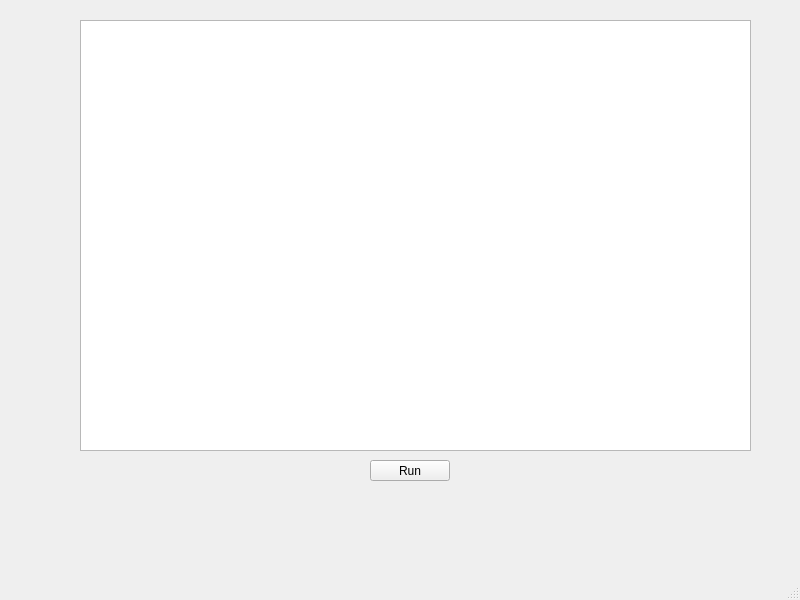
This is Qt/mainwindow.ui in TomHaii/SRCsim as Qt 5 draws it before an edit. The edited form follows.
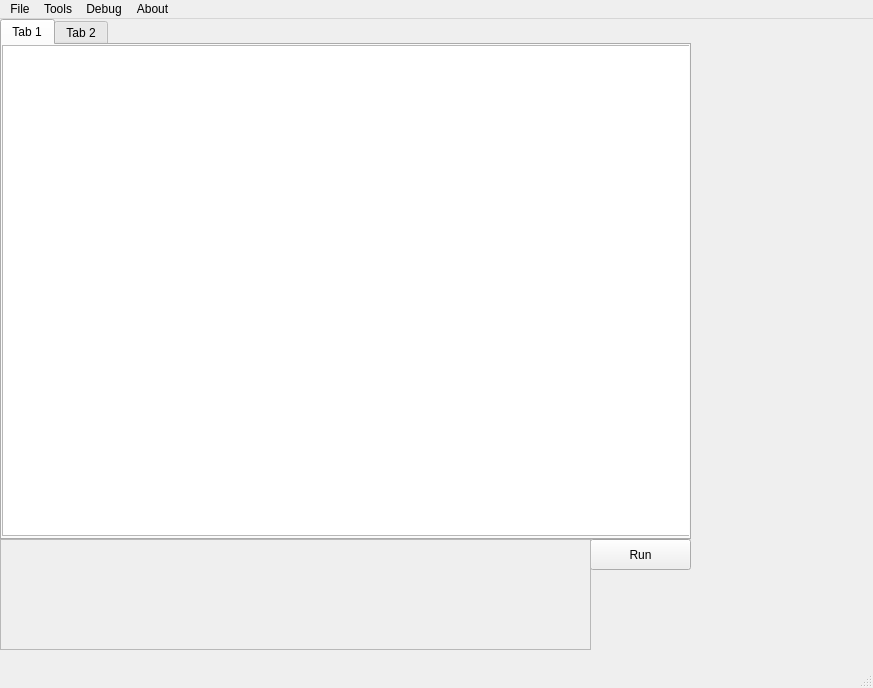
This is the edited form.

The edit to the form file:
```diff
--- a/Qt/mainwindow.ui
+++ b/Qt/mainwindow.ui
@@ -6,8 +6,8 @@
    <rect>
     <x>0</x>
     <y>0</y>
-    <width>800</width>
-    <height>600</height>
+    <width>873</width>
+    <height>688</height>
    </rect>
   </property>
   <property name="windowTitle">
@@ -17,10 +17,10 @@
    <widget class="QPushButton" name="Run">
     <property name="geometry">
      <rect>
-      <x>370</x>
-      <y>460</y>
-      <width>80</width>
-      <height>21</height>
+      <x>590</x>
+      <y>520</y>
+      <width>101</width>
+      <height>31</height>
      </rect>
     </property>
     <property name="text">
@@ -30,14 +30,65 @@
      <bool>false</bool>
     </property>
    </widget>
-   <widget class="QTextEdit" name="textEdit">
+   <widget class="QTabWidget" name="tabWidget">
     <property name="geometry">
      <rect>
-      <x>80</x>
-      <y>20</y>
-      <width>671</width>
-      <height>431</height>
+      <x>0</x>
+      <y>0</y>
+      <width>691</width>
+      <height>521</height>
      </rect>
+    </property>
+    <property name="currentIndex">
+     <number>0</number>
+    </property>
+    <widget class="QWidget" name="tab">
+     <attribute name="title">
+      <string>Tab 1</string>
+     </attribute>
+     <widget class="QTextEdit" name="textEdit">
+      <property name="geometry">
+       <rect>
+        <x>0</x>
+        <y>0</y>
+        <width>691</width>
+        <height>491</height>
+       </rect>
+      </property>
+      <property name="minimumSize">
+       <size>
+        <width>691</width>
+        <height>192</height>
+       </size>
+      </property>
+      <property name="font">
+       <font>
+        <family>Source Code Pro</family>
+        <pointsize>10</pointsize>
+       </font>
+      </property>
+     </widget>
+    </widget>
+    <widget class="QWidget" name="tab_2">
+     <attribute name="title">
+      <string>Tab 2</string>
+     </attribute>
+    </widget>
+   </widget>
+   <widget class="QTextEdit" name="outputBox">
+    <property name="enabled">
+     <bool>false</bool>
+    </property>
+    <property name="geometry">
+     <rect>
+      <x>0</x>
+      <y>520</y>
+      <width>591</width>
+      <height>111</height>
+     </rect>
+    </property>
+    <property name="placeholderText">
+     <string extracomment="Output"/>
     </property>
    </widget>
   </widget>
@@ -46,10 +97,37 @@
     <rect>
      <x>0</x>
      <y>0</y>
-     <width>800</width>
+     <width>873</width>
      <height>20</height>
     </rect>
    </property>
+   <widget class="QMenu" name="menuSRCsim">
+    <property name="title">
+     <string>File</string>
+    </property>
+    <addaction name="actionFile"/>
+    <addaction name="actionSave"/>
+    <addaction name="actionOpen"/>
+   </widget>
+   <widget class="QMenu" name="menuAbout">
+    <property name="title">
+     <string>Tools</string>
+    </property>
+   </widget>
+   <widget class="QMenu" name="menuAbout_2">
+    <property name="title">
+     <string>About</string>
+    </property>
+   </widget>
+   <widget class="QMenu" name="menuDebug">
+    <property name="title">
+     <string>Debug</string>
+    </property>
+   </widget>
+   <addaction name="menuSRCsim"/>
+   <addaction name="menuAbout"/>
+   <addaction name="menuDebug"/>
+   <addaction name="menuAbout_2"/>
   </widget>
   <widget class="QStatusBar" name="statusbar"/>
  </widget>
```
Left out of the diff: 17 changed lines with no effect on the pictures.
